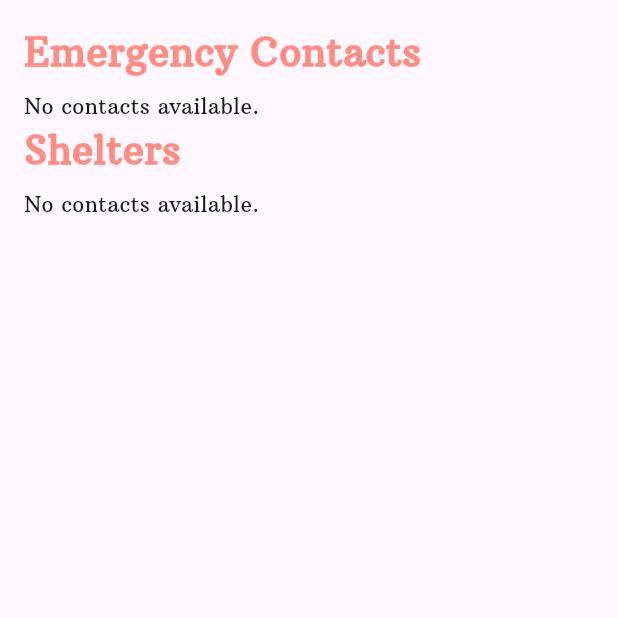
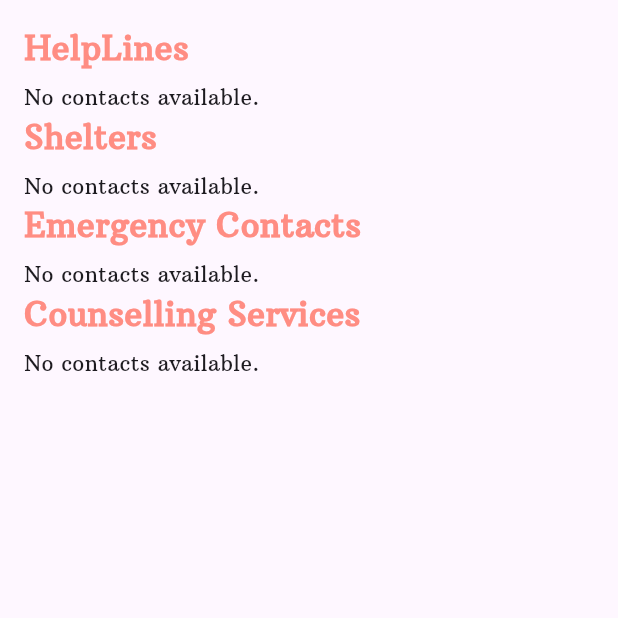
Before and after one commit to TeamSafety/SecureMe, a Flutter app: the ContactPage screen opened directly, on a phone screen of 412 x 824 dp, the top half of it. Run offline on Flutter 3.47's test engine with Material 3 defaults, Android fonts, the light colour scheme and no system bars; our stand-ins replace cloud_firestore, firebase_auth, firebase_core, flutter_map, flutter_svg, geolocator and 2 more; missing offline and left inert: baseflow_plugin_template, flutter_map_location_marker; accounts and stored records are empty.

Commit message:
Format local Resources page

```diff
--- a/SourceCode/SecureShe_App/assets/localResources.json
+++ b/SourceCode/SecureShe_App/assets/localResources.json
@@ -1,7 +1,8 @@
 {
   "emergencyContacts": {
-    "urgentCall": "911",
-    "helpLines": [
+    "urgentCall": "911"
+  },
+  "helpLines": [
       {
         "organization": "Kids Help Phone",
         "hours": "24 hrs",
@@ -39,8 +40,7 @@
         "organization": "Social Services Child Protection Intake Line",
         "phone": "306-787-3760"
       }
-    ]
-  },
+  ],
   "police": {
     "emergency": "911",
     "nonEmergency": "306-777-6500",
--- a/SourceCode/SecureShe_App/lib/pages/contacts_list.dart
+++ b/SourceCode/SecureShe_App/lib/pages/contacts_list.dart
@@ -2,7 +2,15 @@ import 'package:flutter/material.dart';
 import 'package:cloud_firestore/cloud_firestore.dart';
 import 'package:url_launcher/url_launcher.dart';
 import 'package:my_app/models/AppColors.dart';
-
+/*
+TODO:
+1. format the page correctly
+2. add more cotacts
+3. search method to search the local resources in different ways like
+according to the type of the contact, the urgency of your matter, type
+of help you are looking for.
+4. add the ability to add the contacts to your own list of contacts
+*/
 class ContactPage extends StatefulWidget {
   @override
   _ContactPageState createState() => _ContactPageState();
@@ -18,7 +26,7 @@ class _ContactPageState extends State<ContactPage> {
   }
 
   Future<void> loadContactData() async {
-    QuerySnapshot querySnapshot = await FirebaseFirestore.instance.collection('localResources').get();
+    QuerySnapshot querySnapshot = await FirebaseFirestore.instance.collection('localContacts').get();
     setState(() {
       contacts = querySnapshot.docs;
     });
@@ -36,7 +44,7 @@ class _ContactPageState extends State<ContactPage> {
                     Text(
                       contact['organization'],
                       style: TextStyle(
-                        fontSize: 14,
+                        fontSize: 16,
                         fontWeight: FontWeight.bold,
                         color: AppColors.secondary,
                       ),
@@ -48,10 +56,6 @@ class _ContactPageState extends State<ContactPage> {
                       },
                       child: Text(
                         'Phone: ${contact['phone'] ?? 'N/A'}',
-                        // style: const TextStyle(
-                        //   // color: Colors.blue,
-                        //   decoration: TextDecoration.underline,
-                        // ),
                       ),
                     ),
                   ],
@@ -86,11 +90,17 @@ class _ContactPageState extends State<ContactPage> {
           padding: const EdgeInsets.all(16.0),
           child: ListView(
             children: [
+              buildCategory("HelpLines", contacts
+                  .where((contact) => contact['type'] == 'helpLines')
+                  .toList()),
+              buildCategory("Shelters", contacts
+                  .where((contact) => contact['type'] == 'shelters')
+                  .toList()),
               buildCategory("Emergency Contacts", contacts
                   .where((contact) => contact['type'] == 'emergencyContacts')
                   .toList()),
-              buildCategory("Shelters", contacts
-                  .where((contact) => contact['type'] == 'shelters')
+              buildCategory("Counselling Services", contacts
+                  .where((contact) => contact['type'] == 'counsellingAndSupportServices')
                   .toList()),
             ],
           ),
@@ -107,7 +117,7 @@ class _ContactPageState extends State<ContactPage> {
           title,
           style: TextStyle(
             fontWeight: FontWeight.bold,
-            fontSize: 26,
+            fontSize: 22,
             color: AppColors.accent,
           ),
         ),
--- a/SourceCode/SecureShe_App/lib/pages/home_page.dart
+++ b/SourceCode/SecureShe_App/lib/pages/home_page.dart
@@ -1,5 +1,5 @@
 import 'package:flutter/material.dart';
-
+// TODO: add a welcome message to the user with maybe a privacy statement about saving data in the firestore DB, plus maybe a guide on how to use the page
 class HomePage extends StatelessWidget {
   const HomePage({super.key});
 
--- a/SourceCode/SecureShe_App/pubspec.yaml
+++ b/SourceCode/SecureShe_App/pubspec.yaml
@@ -50,7 +50,7 @@ dependencies:
   latlong2: ^0.9.0
   flutter_map_marker_popup: ^6.1.2
   geocoding: ^2.1.1
-
+  flutter_compass: ^0.8.0
 
 dev_dependencies:
   flutter_test:
```
Also changed, not shown: SourceCode/SecureShe_App/pubspec.lock.
